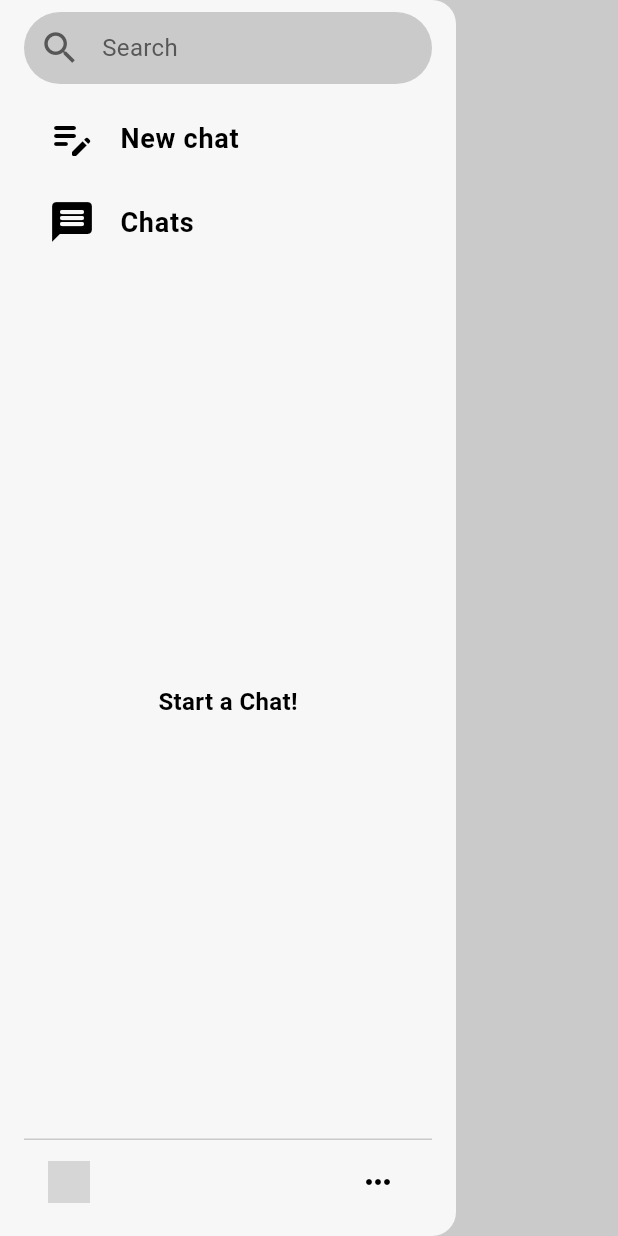
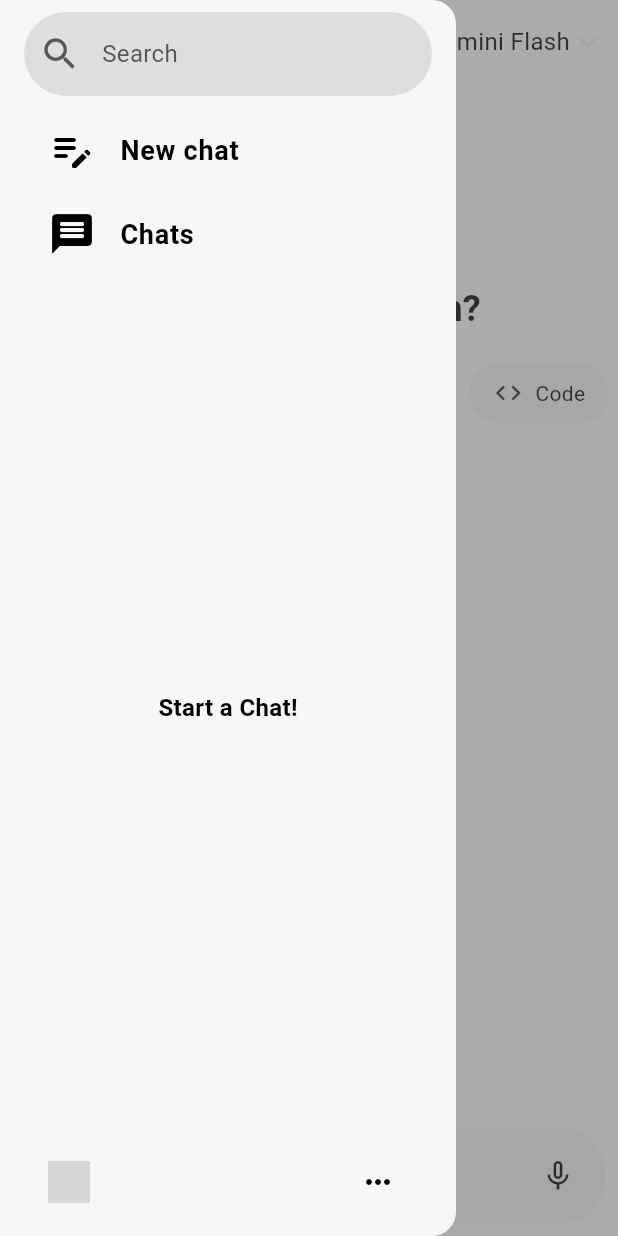
Before and after one commit to DhairyaCodes/gpt_clone, a Flutter app: the screen it shows once a user with an empty profile is signed in, with the side drawer open, on a phone screen of 412 x 824 dp. Run offline on Flutter 3.47's test engine with Material 3 defaults, Android fonts, the phone set to English and light mode, and no system bars; our stand-ins replace dio, firebase_auth, firebase_core, flutter_markdown_plus, flutter_riverpod, google_sign_in and 1 more; accounts and stored records are empty; generated files the repository leaves out were written again; network calls fail; grey boxes are pictures that could not be loaded.

Commit message:
Chat UI and colors fixed

```diff
--- a/lib/screens/home_screen.dart
+++ b/lib/screens/home_screen.dart
@@ -84,7 +84,7 @@ class HomeScreen extends ConsumerWidget {
         child: ChatHistoryPanel(),
       ),
       body: ChatView(),
-      drawerScrimColor: Theme.of(context).colorScheme.tertiary,
+      drawerScrimColor: Theme.of(context).colorScheme.onTertiary.withOpacity(0.5),
     );
   }
 }
--- a/lib/utils/theme.dart
+++ b/lib/utils/theme.dart
@@ -9,8 +9,9 @@ class AppTheme {
       secondary: Color(0xFFF7F7F8),
       surface: Colors.white,
       onSurface: Colors.black,
-      tertiary: Color.fromARGB(255, 202, 202, 202),
+      tertiary: Color.fromARGB(255, 244, 244, 244),
       onTertiary: Color.fromARGB(255, 87, 87, 87),
+      tertiaryFixedDim: Color.fromARGB(255, 222, 222, 222),
     ),
     appBarTheme: const AppBarTheme(
       backgroundColor: Colors.white,
@@ -18,6 +19,11 @@ class AppTheme {
       iconTheme: IconThemeData(color: Colors.black),
       titleTextStyle: TextStyle(color: Colors.black, fontSize: 18, fontWeight: FontWeight.w500),
     ),
+    textTheme: TextTheme(
+      bodyLarge: TextStyle(
+        fontSize: 16,
+      )
+    )
   );
 
   static final ThemeData darkTheme = ThemeData(
@@ -28,7 +34,8 @@ class AppTheme {
       secondary: Color(0xFF1E1F20),
       surface: Color(0xFF131314),
       onSurface: Colors.white,
-      tertiary: Color.fromARGB(255, 56, 58, 59),
+      tertiary: Color.fromARGB(255, 48, 48, 48),
+      tertiaryFixedDim: Color.fromARGB(255, 48, 48, 48),
       onTertiary: Color.fromARGB(255, 202, 202, 202),
     ),
     appBarTheme: const AppBarTheme(
--- a/lib/widgets/drawer.dart
+++ b/lib/widgets/drawer.dart
@@ -19,9 +19,11 @@ class ChatHistoryPanel extends ConsumerWidget {
             // New Chat Button
             Container(
               decoration: BoxDecoration(
-                color: Theme.of(context).colorScheme.tertiary,
+                color: Theme.of(context).colorScheme.tertiaryFixedDim,
                 borderRadius: BorderRadius.circular(100),
               ),
+              height: 56,
+              alignment: Alignment.center,
               child: TextField(
                 textAlignVertical: TextAlignVertical.center,
                 textAlign: TextAlign.left,
--- a/pubspec.yaml
+++ b/pubspec.yaml
@@ -36,7 +36,7 @@ dependencies:
   google_sign_in: ^6.2.2
   dio: ^5.8.0+1
   image_picker: ^1.1.2
-  markdown_widget: ^2.3.2+8
+  flutter_markdown_plus: ^1.0.3
   scrollable_positioned_list: ^0.3.8
 
 
```
Also changed, not shown: lib/widgets/message_bubble.dart (+58 -28 lines), 5 other files.
